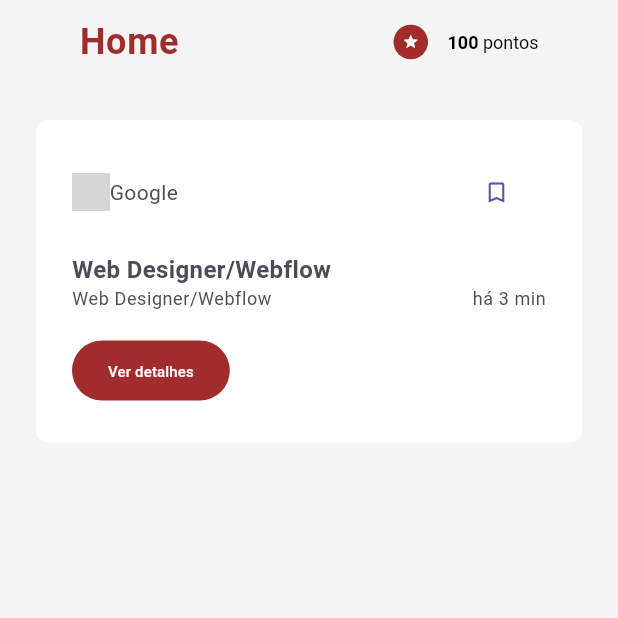
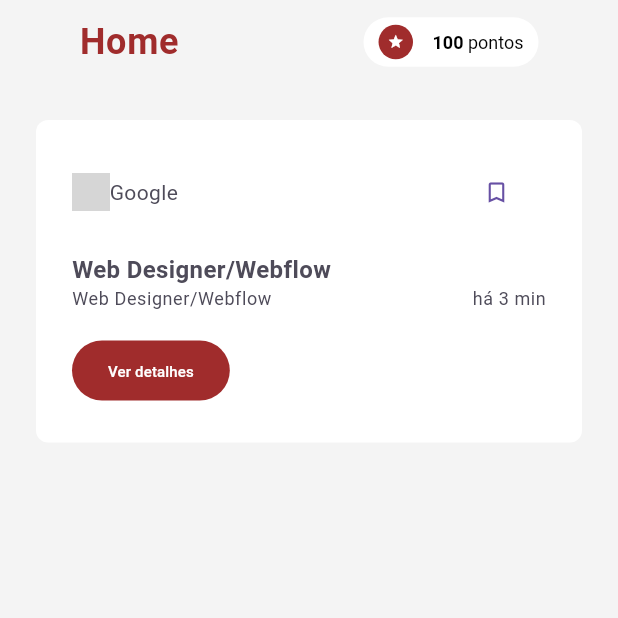
Before and after one commit to GiovanaJensen/fatec-internship, a Flutter app: the screen it shows after launch, on a phone screen of 412 x 824 dp, the top half of it. Run offline on Flutter 3.47's test engine with Material 3 defaults, Android fonts, the phone set to English and light mode, and no system bars; network calls fail; grey boxes are pictures that could not be loaded.

Commit message:
fix: padding dos pontos e cor de fundo

```diff
--- a/lib/components/Header.dart
+++ b/lib/components/Header.dart
@@ -14,36 +14,50 @@ class Header extends StatelessWidget {
         mainAxisAlignment: MainAxisAlignment.spaceBetween,
         crossAxisAlignment: CrossAxisAlignment.center,
         children: <Widget>[
-          Text(title, style: Theme.of(context).textTheme.bodyLarge,),
-          Row(
+          Text(
+            title,
+            style: Theme.of(context).textTheme.bodyLarge,
+          ),
+          Container(
+            decoration: BoxDecoration(
+              color: Colors.white,
+              borderRadius: BorderRadius.circular(120)
+            ),
+            child: Padding(
+              padding: const EdgeInsets.symmetric(horizontal: 10.0, vertical: 5),
+              child: Row(
                 children: <Widget>[
                   Container(
                     width: 23,
                     height: 23,
                     decoration: BoxDecoration(
                         borderRadius: BorderRadius.circular(50),
-                  color: ThemeColors.primaryColor
+                        color: ThemeColors.primaryColor),
+                    child: const Icon(
+                      Icons.star,
+                      color: Colors.white,
+                      size: 11,
                     ),
-                child: Icon(Icons.star, color: Colors.white, size: 11,),
                   ),
-              Padding(
-                padding: const EdgeInsets.only(left: 13),
-                child: Text.rich(
-                  TextSpan(
+                  const Padding(
+                    padding: EdgeInsets.only(left: 13),
+                    child: Text.rich(TextSpan(
                         text: "100",
                         style: TextStyle(
                           fontWeight: FontWeight.bold,
                           color: Colors.black,
                           fontSize: 12,
                         ),
-                    children: <TextSpan> [ TextSpan(
+                        children: <TextSpan>[
+                          TextSpan(
                             text: " pontos",
                             style: TextStyle(fontWeight: FontWeight.normal),
-                    ),]
-                  )
                           ),
+                        ])),
                   )
                 ],
+              ),
+            ),
           )
         ],
       ),
--- a/lib/screens/Home.dart
+++ b/lib/screens/Home.dart
@@ -9,19 +9,19 @@ class HomePage extends StatelessWidget {
   @override
   Widget build(BuildContext context) {
     return Scaffold(
-      appBar: AppBar(title: Header(title: "Home"), backgroundColor: ThemeColors.backgroundColor,),
+      appBar: AppBar(title: const Header(title: "Home"), backgroundColor: ThemeColors.backgroundColor,),
       body: Container(
-        decoration: BoxDecoration(
+        decoration: const BoxDecoration(
           color: ThemeColors.backgroundColor
         ),
-        child: Column(
+        child: const Column(
           children: [
             VagasCard(),
           ],
         ),
       ),
       bottomNavigationBar: BottomNavigationBar(
-        items: [
+        items: const [
           BottomNavigationBarItem(
             icon: Icon(Icons.abc),
             label: "News",
```
Lines whose indentation alone changed are shown as unchanged.
